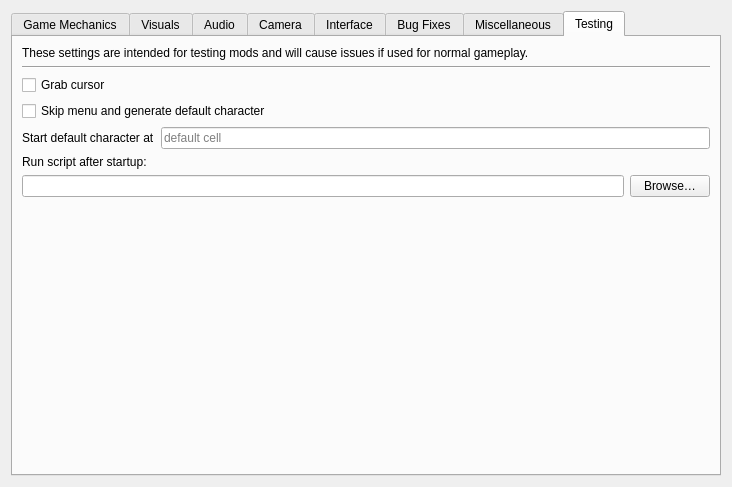
This is files/ui/advancedpage.ui in MrZer0x0/TES3MP as Qt 5 draws it before an edit. The edited form follows.
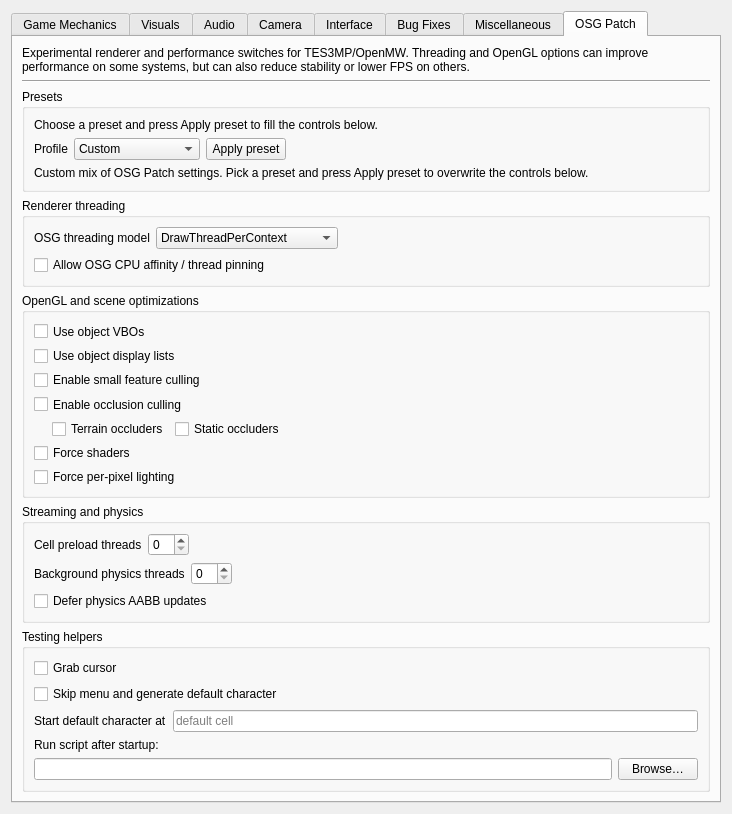
This is the edited form. The open tabs and pages were chosen to show the change.

Patch:
```diff
--- a/files/ui/advancedpage.ui
+++ b/files/ui/advancedpage.ui
@@ -1169,13 +1169,13 @@
      </widget>
      <widget class="QWidget" name="Testing">
       <attribute name="title">
-       <string>Testing</string>
+       <string>OSG Patch</string>
       </attribute>
-      <layout class="QVBoxLayout">
+      <layout class="QVBoxLayout" name="osgPatchVerticalLayout">
        <item>
         <widget class="QLabel" name="testingLabel">
          <property name="text">
-          <string>These settings are intended for testing mods and will cause issues if used for normal gameplay.</string>
+          <string>Experimental renderer and performance switches for TES3MP/OpenMW. Threading and OpenGL options can improve performance on some systems, but can also reduce stability or lower FPS on others.</string>
          </property>
          <property name="wordWrap">
           <bool>true</bool>
@@ -1190,6 +1190,356 @@
         </widget>
        </item>
        <item>
+        <widget class="QGroupBox" name="osgPresetGroupBox">
+         <property name="title">
+          <string>Presets</string>
+         </property>
+         <layout class="QVBoxLayout" name="osgPresetGroupLayout">
+          <item>
+           <widget class="QLabel" name="osgPresetLabel">
+            <property name="text">
+             <string>Choose a preset and press Apply preset to fill the controls below.</string>
+            </property>
+            <property name="wordWrap">
+             <bool>true</bool>
+            </property>
+           </widget>
+          </item>
+          <item>
+           <layout class="QHBoxLayout" name="osgPresetControlLayout">
+            <item>
+             <widget class="QLabel" name="osgPresetComboLabel">
+              <property name="text">
+               <string>Profile</string>
+              </property>
+             </widget>
+            </item>
+            <item>
+             <widget class="QComboBox" name="osgPresetComboBox">
+              <item>
+               <property name="text">
+                <string>Custom</string>
+               </property>
+              </item>
+              <item>
+               <property name="text">
+                <string>Safe</string>
+               </property>
+              </item>
+              <item>
+               <property name="text">
+                <string>Balanced</string>
+               </property>
+              </item>
+              <item>
+               <property name="text">
+                <string>Max Performance</string>
+               </property>
+              </item>
+              <item>
+               <property name="text">
+                <string>GPU Heavy</string>
+               </property>
+              </item>
+              <item>
+               <property name="text">
+                <string>CPU Heavy</string>
+               </property>
+              </item>
+             </widget>
+            </item>
+            <item>
+             <widget class="QPushButton" name="osgPresetApplyButton">
+              <property name="text">
+               <string>Apply preset</string>
+              </property>
+             </widget>
+            </item>
+            <item>
+             <spacer name="horizontalSpacer_osgPreset">
+              <property name="orientation">
+               <enum>Qt::Horizontal</enum>
+              </property>
+              <property name="sizeHint" stdset="0">
+               <size>
+                <width>40</width>
+                <height>20</height>
+               </size>
+              </property>
+             </spacer>
+            </item>
+           </layout>
+          </item>
+          <item>
+           <widget class="QLabel" name="osgPresetDescriptionLabel">
+            <property name="text">
+             <string>Custom mix of OSG Patch settings. Pick a preset and press Apply preset to overwrite the controls below.</string>
+            </property>
+            <property name="wordWrap">
+             <bool>true</bool>
+            </property>
+           </widget>
+          </item>
+         </layout>
+        </widget>
+       </item>
+       <item>
+        <widget class="QGroupBox" name="osgThreadingGroupBox">
+         <property name="title">
+          <string>Renderer threading</string>
+         </property>
+         <layout class="QVBoxLayout" name="osgThreadingGroupLayout">
+          <item>
+           <layout class="QHBoxLayout" name="osgThreadingModelLayout">
+            <item>
+             <widget class="QLabel" name="osgThreadingModelLabel">
+              <property name="toolTip">
+               <string>Select the OSG viewer threading mode used by the game window.</string>
+              </property>
+              <property name="text">
+               <string>OSG threading model</string>
+              </property>
+             </widget>
+            </item>
+            <item>
+             <widget class="QComboBox" name="osgThreadingModelComboBox">
+              <item>
+               <property name="text">
+                <string>DrawThreadPerContext</string>
+               </property>
+              </item>
+              <item>
+               <property name="text">
+                <string>CullDrawThreadPerContext</string>
+               </property>
+              </item>
+              <item>
+               <property name="text">
+                <string>SingleThreaded</string>
+               </property>
+              </item>
+             </widget>
+            </item>
+            <item>
+             <spacer name="horizontalSpacer_osgThreadingModel">
+              <property name="orientation">
+               <enum>Qt::Horizontal</enum>
+              </property>
+              <property name="sizeHint" stdset="0">
+               <size>
+                <width>40</width>
+                <height>20</height>
+               </size>
+              </property>
+             </spacer>
+            </item>
+           </layout>
+          </item>
+          <item>
+           <widget class="QCheckBox" name="useConfigureAffinityCheckBox">
+            <property name="toolTip">
+             <string>Allow OSG to set CPU affinity for its worker threads. Usually best left off, but useful to test on some systems.</string>
+            </property>
+            <property name="text">
+             <string>Allow OSG CPU affinity / thread pinning</string>
+            </property>
+           </widget>
+          </item>
+         </layout>
+        </widget>
+       </item>
+       <item>
+        <widget class="QGroupBox" name="osgOpenGlGroupBox">
+         <property name="title">
+          <string>OpenGL and scene optimizations</string>
+         </property>
+         <layout class="QVBoxLayout" name="osgOpenGlGroupLayout">
+          <item>
+           <widget class="QCheckBox" name="objectVboCheckBox">
+            <property name="text">
+             <string>Use object VBOs</string>
+            </property>
+           </widget>
+          </item>
+          <item>
+           <widget class="QCheckBox" name="objectDisplayListsCheckBox">
+            <property name="text">
+             <string>Use object display lists</string>
+            </property>
+           </widget>
+          </item>
+          <item>
+           <widget class="QCheckBox" name="smallFeatureCullingCheckBox">
+            <property name="text">
+             <string>Enable small feature culling</string>
+            </property>
+           </widget>
+          </item>
+          <item>
+           <widget class="QCheckBox" name="occlusionCullingCheckBox">
+            <property name="text">
+             <string>Enable occlusion culling</string>
+            </property>
+           </widget>
+          </item>
+          <item>
+           <layout class="QHBoxLayout" name="occlusionChildrenLayout">
+            <item>
+             <spacer name="occlusionChildrenIndentSpacer">
+              <property name="orientation">
+               <enum>Qt::Horizontal</enum>
+              </property>
+              <property name="sizeType">
+               <enum>QSizePolicy::Fixed</enum>
+              </property>
+              <property name="sizeHint" stdset="0">
+               <size>
+                <width>18</width>
+                <height>20</height>
+               </size>
+              </property>
+             </spacer>
+            </item>
+            <item>
+             <widget class="QCheckBox" name="occlusionCullingTerrainCheckBox">
+              <property name="text">
+               <string>Terrain occluders</string>
+              </property>
+             </widget>
+            </item>
+            <item>
+             <widget class="QCheckBox" name="occlusionCullingStaticsCheckBox">
+              <property name="text">
+               <string>Static occluders</string>
+              </property>
+             </widget>
+            </item>
+            <item>
+             <spacer name="horizontalSpacer_occlusionChildren">
+              <property name="orientation">
+               <enum>Qt::Horizontal</enum>
+              </property>
+              <property name="sizeHint" stdset="0">
+               <size>
+                <width>40</width>
+                <height>20</height>
+               </size>
+              </property>
+             </spacer>
+            </item>
+           </layout>
+          </item>
+          <item>
+           <widget class="QCheckBox" name="forceShadersCheckBox">
+            <property name="text">
+             <string>Force shaders</string>
+            </property>
+           </widget>
+          </item>
+          <item>
+           <widget class="QCheckBox" name="forcePerPixelLightingCheckBox">
+            <property name="text">
+             <string>Force per-pixel lighting</string>
+            </property>
+           </widget>
+          </item>
+         </layout>
+        </widget>
+       </item>
+       <item>
+        <widget class="QGroupBox" name="osgStreamingGroupBox">
+         <property name="title">
+          <string>Streaming and physics</string>
+         </property>
+         <layout class="QVBoxLayout" name="osgStreamingGroupLayout">
+          <item>
+           <layout class="QHBoxLayout" name="preloadThreadsLayout">
+            <item>
+             <widget class="QLabel" name="preloadThreadsLabel">
+              <property name="text">
+               <string>Cell preload threads</string>
+              </property>
+             </widget>
+            </item>
+            <item>
+             <widget class="QSpinBox" name="preloadThreadsSpinBox">
+              <property name="minimum">
+               <number>0</number>
+              </property>
+              <property name="maximum">
+               <number>32</number>
+              </property>
+             </widget>
+            </item>
+            <item>
+             <spacer name="horizontalSpacer_preloadThreads">
+              <property name="orientation">
+               <enum>Qt::Horizontal</enum>
+              </property>
+              <property name="sizeHint" stdset="0">
+               <size>
+                <width>40</width>
+                <height>20</height>
+               </size>
+              </property>
+             </spacer>
+            </item>
+           </layout>
+          </item>
+          <item>
+           <layout class="QHBoxLayout" name="patchPhysicsThreadsLayout">
+            <item>
+             <widget class="QLabel" name="patchPhysicsThreadsLabel">
+              <property name="toolTip">
+               <string>How many background threads will be used for physics. 0 keeps physics on the main thread.</string>
+              </property>
+              <property name="text">
+               <string>Background physics threads</string>
+              </property>
+             </widget>
+            </item>
+            <item>
+             <widget class="QSpinBox" name="patchPhysicsThreadsSpinBox">
+              <property name="minimum">
+               <number>0</number>
+              </property>
+              <property name="maximum">
+               <number>32</number>
+              </property>
+             </widget>
+            </item>
+            <item>
+             <spacer name="horizontalSpacer_patchPhysicsThreads">
+              <property name="orientation">
+               <enum>Qt::Horizontal</enum>
+              </property>
+              <property name="sizeHint" stdset="0">
+               <size>
+                <width>40</width>
+                <height>20</height>
+               </size>
+              </property>
+             </spacer>
+            </item>
+           </layout>
+          </item>
+          <item>
+           <widget class="QCheckBox" name="deferAabbUpdateCheckBox">
+            <property name="text">
+             <string>Defer physics AABB updates</string>
+            </property>
+           </widget>
+          </item>
+         </layout>
+        </widget>
+       </item>
+       <item>
+        <widget class="QGroupBox" name="osgTestingGroupBox">
+         <property name="title">
+          <string>Testing helpers</string>
+         </property>
+         <layout class="QVBoxLayout" name="osgTestingHelpersLayout">
+          <item>
         <widget class="QCheckBox" name="grabCursorCheckBox">
          <property name="toolTip">
           <string>&lt;html&gt;&lt;head/&gt;&lt;body&gt;&lt;p&gt;OpenMW will capture control of the cursor if this setting is true.&lt;/p&gt;&lt;p&gt;In “look mode”, OpenMW will center the cursor regardless of the value of this setting (since the cursor/crosshair is always centered in the OpenMW window). However, in GUI mode, this setting determines the behavior when the cursor is moved outside the OpenMW window. If true, the cursor movement stops at the edge of the window preventing access to other applications. If false, the cursor is allowed to move freely on the desktop.&lt;/p&gt;&lt;p&gt;This setting does not apply to the screen where escape has been pressed, where the cursor is never captured. Regardless of this setting “Alt-Tab” or some other operating system dependent key sequence can be used to allow the operating system to regain control of the mouse cursor. This setting interacts with the minimize on focus loss setting by affecting what counts as a focus loss. Specifically on a two-screen configuration it may be more convenient to access the second screen with setting disabled.&lt;/p&gt;&lt;p&gt;Note for developers: it’s desirable to have this setting disabled when running the game in a debugger, to prevent the mouse cursor from becoming unusable when the game pauses on a breakpoint.&lt;/p&gt;&lt;/body&gt;&lt;/html&gt;</string>
@@ -1260,6 +1610,9 @@
           </widget>
          </item>
         </layout>
+          </item>
+         </layout>
+        </widget>
        </item>
        <item>
         <spacer>
```
Lines whose indentation alone changed are shown as unchanged.
